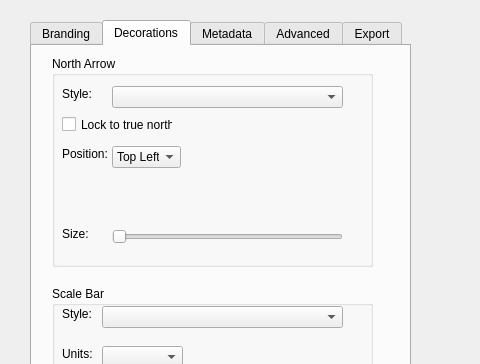
ms888ekb/plugin_factory, file plugins/map_branding/map_branding_dialog_base.ui: the form before one commit; both pictures show x 0 to 480 and y 0 to 364 of the 930 by 588 pixel window.
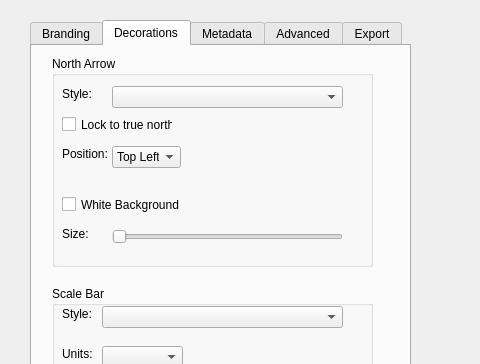
The form after the commit. The open tabs and pages were chosen to show the change.

Commit message: white bg for north arrow

```diff
--- a/plugins/map_branding/map_branding_dialog_base.ui
+++ b/plugins/map_branding/map_branding_dialog_base.ui
@@ -361,6 +361,19 @@
        </rect>
       </property>
      </widget>
+     <widget class="QCheckBox" name="naWhiteBg">
+      <property name="geometry">
+       <rect>
+        <x>10</x>
+        <y>140</y>
+        <width>121</width>
+        <height>17</height>
+       </rect>
+      </property>
+      <property name="text">
+       <string>White Background</string>
+      </property>
+     </widget>
     </widget>
     <widget class="QGroupBox" name="scaleBarBox">
      <property name="geometry">
```
Left out of the diff: 2 changed lines with no effect on the pictures. The commit also changes 1 other file.
